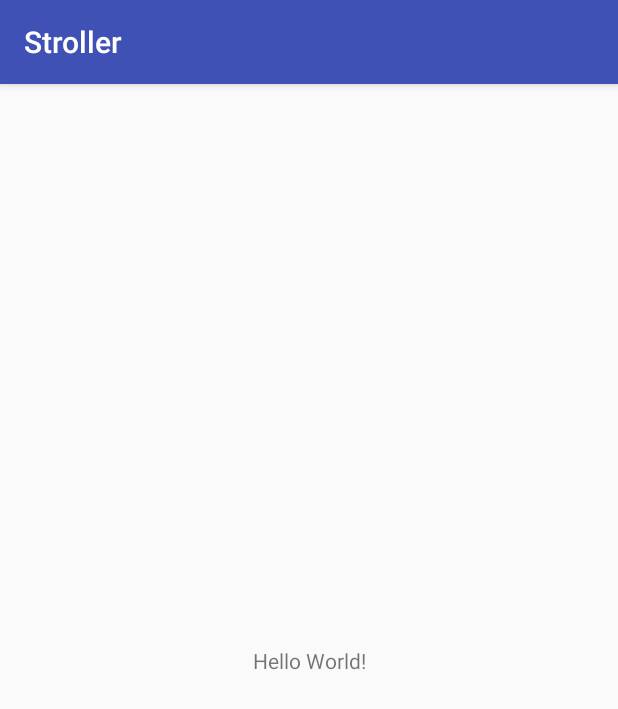
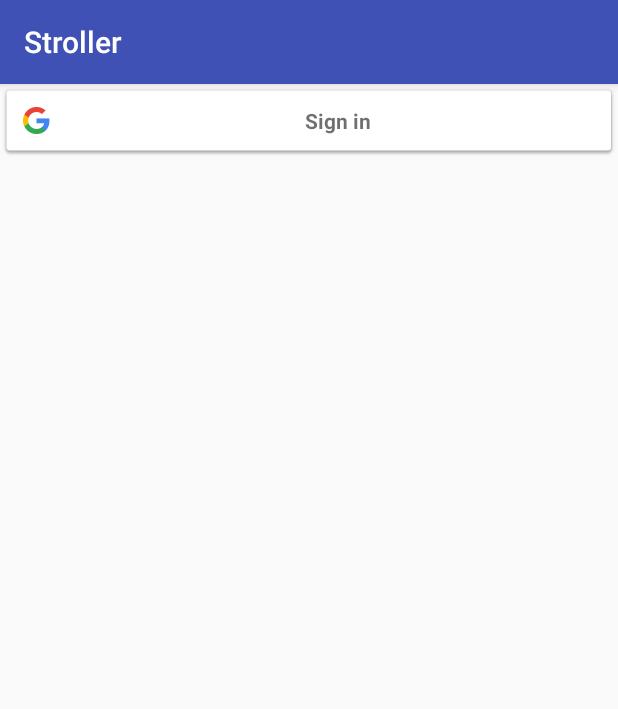
Before and after one commit to OmerGoldreich/StrollerApp, an Android app: the screen it shows after launch (MainActivity), on a phone screen of 412 x 824 dp. Shown: the top 709 px of the screen. Run offline under Robolectric (Android 15) with nearby library versions, the phone set to English and light mode, and no system bars; our stand-ins replace Firebase (no records; nobody signed in at launch, a user with empty details on screens opened directly).

Commit message:
Added true google sign in with our firebase project

```diff
--- a/app/build.gradle
+++ b/app/build.gradle
@@ -25,4 +25,7 @@
     testImplementation 'junit:junit:4.12'
     androidTestImplementation 'com.android.support.test:runner:1.0.1'
     androidTestImplementation 'com.android.support.test.espresso:espresso-core:3.0.1'
+    compile 'com.google.firebase:firebase-auth:11.6.2'
+    compile 'com.google.android.gms:play-services-auth:11.6.2'
 }
+apply plugin: 'com.google.gms.google-services'
--- a/app/src/main/java/com/stroller/stroller/MainActivity.java
+++ b/app/src/main/java/com/stroller/stroller/MainActivity.java
@@ -1,13 +1,110 @@
 package com.stroller.stroller;
 
+import android.content.Intent;
+import android.support.annotation.NonNull;
 import android.support.v7.app.AppCompatActivity;
 import android.os.Bundle;
+import android.util.Log;
+import android.view.View;
+import android.widget.Toast;
+
+import com.google.android.gms.auth.api.signin.GoogleSignIn;
+import com.google.android.gms.auth.api.signin.GoogleSignInAccount;
+import com.google.android.gms.auth.api.signin.GoogleSignInClient;
+import com.google.android.gms.auth.api.signin.GoogleSignInOptions;
+import com.google.android.gms.common.SignInButton;
+import com.google.android.gms.common.api.ApiException;
+import com.google.android.gms.tasks.OnCompleteListener;
+import com.google.android.gms.tasks.Task;
+import com.google.firebase.auth.AuthCredential;
+import com.google.firebase.auth.AuthResult;
+import com.google.firebase.auth.FirebaseAuth;
+import com.google.firebase.auth.FirebaseUser;
+import com.google.firebase.auth.GoogleAuthProvider;
 
 public class MainActivity extends AppCompatActivity {
-
+    private SignInButton mGoogleBtn;
+    private static final int RC_SIGN_IN=1;
+    private GoogleSignInClient mGoogleSignInClient;
+    private FirebaseAuth mAuth;
+    private static final String TAG="MAIN_ACTIVITY";
     @Override
     protected void onCreate(Bundle savedInstanceState) {
         super.onCreate(savedInstanceState);
         setContentView(R.layout.activity_main);
+        mAuth=FirebaseAuth.getInstance();
+        mGoogleBtn=(SignInButton)findViewById(R.id.googleBtn);
+        // Configure Google Sign In
+        GoogleSignInOptions gso = new GoogleSignInOptions.Builder(GoogleSignInOptions.DEFAULT_SIGN_IN)
+                .requestIdToken(getString(R.string.default_web_client_id))
+                .requestEmail()
+                .build();
+        mGoogleSignInClient = GoogleSignIn.getClient(this, gso);
+        mGoogleBtn.setOnClickListener(new View.OnClickListener() {
+            @Override
+            public void onClick(View view) {
+                signIn();
+            }
+        });
+
+    }
+    @Override
+    public void onStart() {
+        super.onStart();
+        // Check if user is signed in (non-null) and update UI accordingly.
+        FirebaseUser currentUser = mAuth.getCurrentUser();
+        updateUI(currentUser);
+    }
+    private void signIn() {
+        Intent signInIntent = mGoogleSignInClient.getSignInIntent();
+        startActivityForResult(signInIntent, RC_SIGN_IN);
+    }
+
+    @Override
+    public void onActivityResult(int requestCode, int resultCode, Intent data) {
+        super.onActivityResult(requestCode, resultCode, data);
+
+        // Result returned from launching the Intent from GoogleSignInApi.getSignInIntent(...);
+        if (requestCode == RC_SIGN_IN) {
+            Task<GoogleSignInAccount> task = GoogleSignIn.getSignedInAccountFromIntent(data);
+            try {
+                // Google Sign In was successful, authenticate with Firebase
+                GoogleSignInAccount account = task.getResult(ApiException.class);
+                firebaseAuthWithGoogle(account);
+            } catch (ApiException e) {
+                // Google Sign In failed, update UI appropriately
+                Log.w(TAG, "Google sign in failed", e);
+                // ...
+            }
+        }
+    }
+
+    private void firebaseAuthWithGoogle(GoogleSignInAccount acct) {
+        Log.d(TAG, "firebaseAuthWithGoogle:" + acct.getId());
+
+        AuthCredential credential = GoogleAuthProvider.getCredential(acct.getIdToken(), null);
+        mAuth.signInWithCredential(credential)
+                .addOnCompleteListener(this, new OnCompleteListener<AuthResult>() {
+                    @Override
+                    public void onComplete(@NonNull Task<AuthResult> task) {
+                        if (task.isSuccessful()) {
+                            // Sign in success, update UI with the signed-in user's information
+                            Log.d(TAG, "signInWithCredential:success");
+                            FirebaseUser user = mAuth.getCurrentUser();
+                            updateUI(user);
+                        } else {
+                            // If sign in fails, display a message to the user.
+                            Log.w(TAG, "signInWithCredential:failure", task.getException());
+                            Toast.makeText(MainActivity.this, "Authentication failed.",
+                                    Toast.LENGTH_SHORT).show();
+                            updateUI(null);
+                        }
+
+                        // ...
+                    }
+                });
+    }
+    private void updateUI(FirebaseUser user){
+
     }
 }
--- a/app/src/main/res/layout/activity_main.xml
+++ b/app/src/main/res/layout/activity_main.xml
@@ -6,13 +6,8 @@
     android:layout_height="match_parent"
     tools:context="com.stroller.stroller.MainActivity">
 
-    <TextView
-        android:layout_width="wrap_content"
+    <com.google.android.gms.common.SignInButton
+        android:layout_width="match_parent"
         android:layout_height="wrap_content"
-        android:text="Hello World!"
-        app:layout_constraintBottom_toBottomOf="parent"
-        app:layout_constraintLeft_toLeftOf="parent"
-        app:layout_constraintRight_toRightOf="parent"
-        app:layout_constraintTop_toTopOf="parent" />
-
+        android:id="@+id/googleBtn"></com.google.android.gms.common.SignInButton>
 </android.support.constraint.ConstraintLayout>
--- a/build.gradle
+++ b/build.gradle
@@ -8,6 +8,7 @@
     }
     dependencies {
         classpath 'com.android.tools.build:gradle:3.0.0'
+        classpath 'com.google.gms:google-services:3.1.0'
 
 
         // NOTE: Do not place your application dependencies here; they belong
```
Also changed, not shown: 1 other file.
